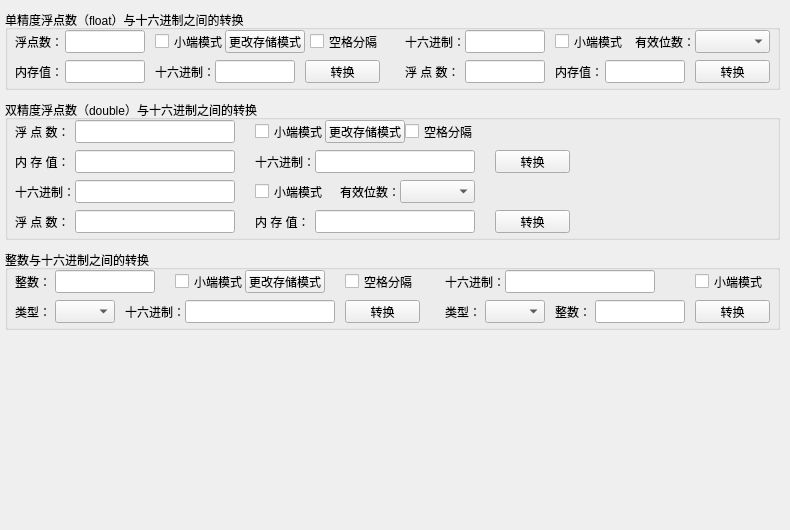
This is Plugins/UDPTest/datacheckform.ui in TestingLife-Zhangjinkun/BusTest as Qt 5 draws it before an edit. The edited form follows.
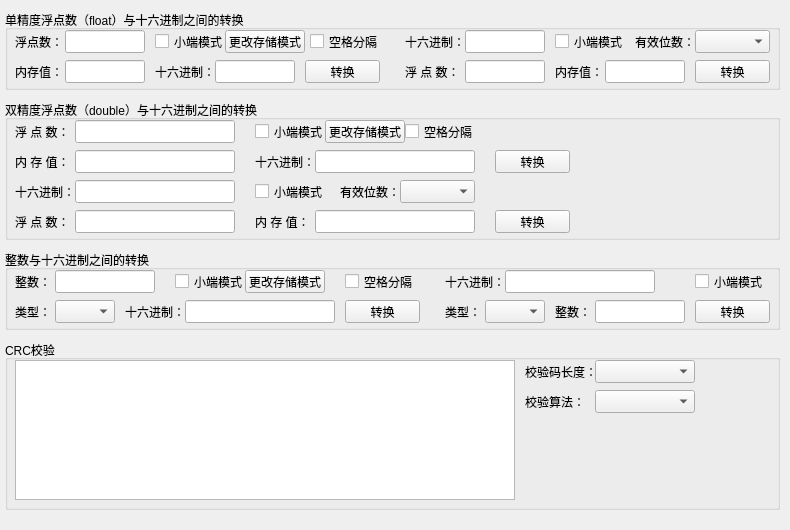
This is the edited form.

Commit message:
Add CRC checksum framework code
Add CRC checksum framework code

What changed in the file:
```diff
--- a/Plugins/UDPTest/datacheckform.ui
+++ b/Plugins/UDPTest/datacheckform.ui
@@ -746,6 +746,75 @@
     </property>
    </widget>
   </widget>
+  <widget class="QGroupBox" name="groupBox_CRCChecksum">
+   <property name="geometry">
+    <rect>
+     <x>5</x>
+     <y>340</y>
+     <width>775</width>
+     <height>170</height>
+    </rect>
+   </property>
+   <property name="title">
+    <string>CRC校验</string>
+   </property>
+   <widget class="QTextEdit" name="textEdit_ByteString">
+    <property name="geometry">
+     <rect>
+      <x>10</x>
+      <y>20</y>
+      <width>500</width>
+      <height>140</height>
+     </rect>
+    </property>
+   </widget>
+   <widget class="QComboBox" name="comboBox_ChecksumLength">
+    <property name="geometry">
+     <rect>
+      <x>590</x>
+      <y>20</y>
+      <width>100</width>
+      <height>23</height>
+     </rect>
+    </property>
+   </widget>
+   <widget class="QLabel" name="label_22">
+    <property name="geometry">
+     <rect>
+      <x>520</x>
+      <y>20</y>
+      <width>70</width>
+      <height>23</height>
+     </rect>
+    </property>
+    <property name="text">
+     <string>校验码长度：</string>
+    </property>
+   </widget>
+   <widget class="QLabel" name="label_23">
+    <property name="geometry">
+     <rect>
+      <x>520</x>
+      <y>50</y>
+      <width>70</width>
+      <height>23</height>
+     </rect>
+    </property>
+    <property name="text">
+     <string>校验算法：</string>
+    </property>
+   </widget>
+   <widget class="QComboBox" name="comboBox_CheckAlgorithm">
+    <property name="geometry">
+     <rect>
+      <x>590</x>
+      <y>50</y>
+      <width>100</width>
+      <height>23</height>
+     </rect>
+    </property>
+   </widget>
+  </widget>
  </widget>
  <resources/>
  <connections/>
```
The commit also changes 2 other files.
